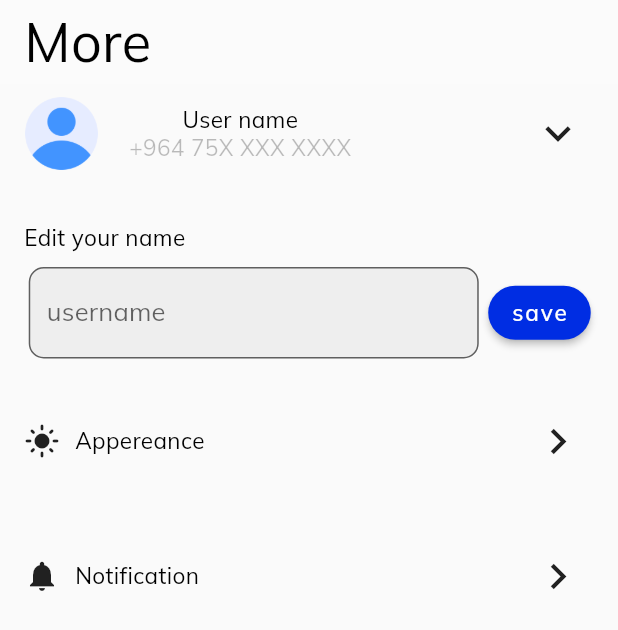
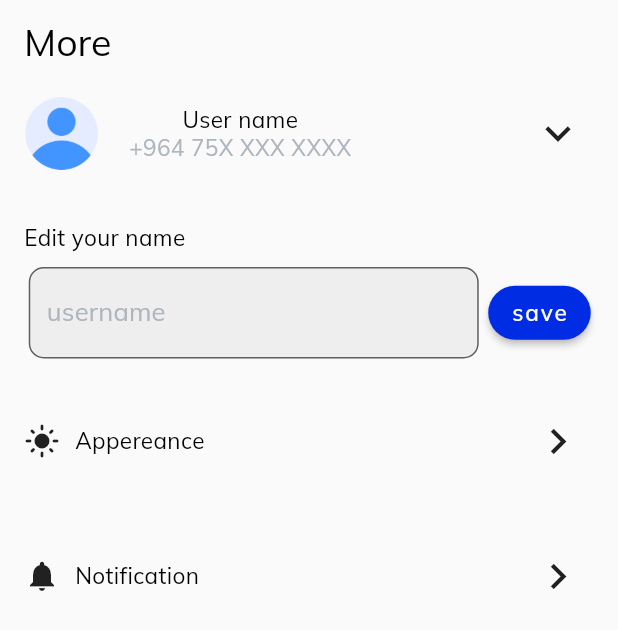
Before and after one commit to Yassin-H-Rassul/game-messenger-app, a Flutter app: the screen it shows after launch, after a tap on the "navigate next" icon, on a phone screen of 412 x 824 dp. Shown: the top 630 px of the screen. Run offline on Flutter 3.47's test engine with Material 2 defaults, Android fonts, the phone set to English and light mode, and no system bars; our stand-ins replace firebase_auth, firebase_core, google_fonts, intl_phone_number_input, pin_code_fields, shared_preferences; accounts and stored records are empty.

Commit message:
refactor some of moreScreen.dart

```diff
--- a/game_messenger_app/lib/screens/more_screen/moreScreen.dart
+++ b/game_messenger_app/lib/screens/more_screen/moreScreen.dart
@@ -1,164 +1,137 @@
 import 'package:flutter/material.dart';
 import 'package:game_messenger_app/constants.dart';
+import 'package:game_messenger_app/screens/more_screen/widgets/more_screen_app_bar.dart';
 import 'package:game_messenger_app/services/shared_preferences/shared_preferences_helper.dart';
 import 'package:provider/provider.dart';
-import 'package:shared_preferences/shared_preferences.dart';
 
 class MoreScreen extends StatefulWidget {
-  MoreScreen({Key? key}) : super(key: key);
+  const MoreScreen({Key? key}) : super(key: key);
 
   @override
   _MoreScreenState createState() => _MoreScreenState();
 }
 
 class _MoreScreenState extends State<MoreScreen> {
-  bool user_expaned = false;
-  Icon expand_more = Icon(Icons.navigate_next);
-  bool notification_expaned = false;
-  Icon notification_more = Icon(Icons.navigate_next);
-  bool appe_expanded = false;
-  Icon appe_more = Icon(Icons.navigate_next);
-  String notification_val = "ON";
+  bool userExpaned = false;
+  Icon expandMore = const Icon(Icons.navigate_next);
+  bool notificationExpaned = false;
+  Icon notificationMore = const Icon(Icons.navigate_next);
+  bool appeExpanded = false;
+  Icon appeMore = const Icon(Icons.navigate_next);
+  String notificationVal = "ON";
   bool notefication = true;
   @override
   Widget build(BuildContext context) {
     return Scaffold(
-      appBar: AppBar(
-        elevation: 0,
-        title: Text(
-          "More",
-          style: Theme.of(context).textTheme.headline4,
-        ),
-        //removing back arrow button
-        automaticallyImplyLeading: false,
-        //backgroundColor: const Color(0xFFFFFFFF),
-        backgroundColor: Colors.white10,
-      ),
+      appBar: const MoreScreenAppBar(),
       body: SingleChildScrollView(
         child: Column(
           children: [
             Padding(
               padding:
                   const EdgeInsets.only(top: 8, bottom: 8, left: 16, right: 15),
-              child: Container(
+              child: SizedBox(
                 height: MediaQuery.of(context).size.height * 0.7,
                 child: ListView(
                   children: [
-                    Row(
+                    buildImgAndUserNameMethod(),
+                    const SizedBox(
+                      height: 35,
+                    ),
+                    buildEditYourNameOption(),
+                    const SizedBox(
+                      height: 10,
+                    ),
+                    buildEditYourNameField(),
+                    const SizedBox(
+                      height: 30,
+                    ),
+                    buildAppereanceOption(),
+                    const SizedBox(
+                      height: 10,
+                    ),
+                    buildLightAndDarkModeButtons(context),
+                    const SizedBox(
+                      height: 30,
+                    ),
+                    buildNotificationOption(),
+                    buildNotificationSwitch()
+                  ],
+                ),
+              ),
+            ),
+          ],
+        ),
+      ),
+    );
+  }
+// 3:17 in the morning, didn't know how to work with extract widgets that have parameters so i just used extract method
+  Visibility buildEditYourNameOption() {
+    return Visibility(
+                    visible: userExpaned,
+                    child: const Text("Edit your name"),
+                  );
+  }
+
+  Visibility buildNotificationSwitch() {
+    return Visibility(
+      visible: notificationExpaned,
+      child: Row(
+        mainAxisAlignment: MainAxisAlignment.center,
+        children: [
+          Text(notificationVal),
+          Switch.adaptive(
+            value: notefication,
+            onChanged: (val) {
+              setState(() {
+                notefication = val;
+                if (notefication == false) {
+                  notificationVal = "OFF";
+                } else {
+                  notificationVal = "ON";
+                }
+              });
+            },
+          ),
+        ],
+      ),
+    );
+  }
+
+  Row buildNotificationOption() {
+    return Row(
       mainAxisAlignment: MainAxisAlignment.spaceBetween,
       children: [
         Row(
-                          children: [
-                            Image.asset(
-                              //get user image
-                              'assets/images/user.png',
-                              width: 50,
-                              height: 50,
+          children: const [
+            Icon(Icons.notifications),
+            SizedBox(
+              width: 10,
             ),
-                            const SizedBox(
-                              width: 20,
-                            ),
-                            Column(
-                              children: [
-                                Text("User name"),
-                                Text(
-                                  "+964 75X XXX XXXX",
-                                  style: TextStyle(color: Colors.black26),
-                                )
-                              ],
-                            ),
+            Text("Notification"),
           ],
         ),
         IconButton(
             onPressed: () {
               setState(() {
-                                if (user_expaned == false) {
-                                  expand_more = const Icon(Icons.expand_more);
-                                  user_expaned = true;
+                if (notificationExpaned == false) {
+                  notificationMore = const Icon(Icons.expand_more);
+                  notificationExpaned = true;
                 } else {
-                                  expand_more = const Icon(Icons.navigate_next);
-                                  user_expaned = false;
+                  notificationMore = const Icon(Icons.navigate_next);
+                  notificationExpaned = false;
                 }
               });
             },
             iconSize: 34,
-                            icon: expand_more),
+            icon: notificationMore),
       ],
-                    ),
-                    const SizedBox(
-                      height: 35,
-                    ),
-                    Visibility(
-                      visible: user_expaned,
-                      child: const Text("Edit your name"),
-                    ),
-                    const SizedBox(
-                      height: 10,
-                    ),
-                    Visibility(
-                      visible: user_expaned,
-                      child: Row(
-                        mainAxisAlignment: MainAxisAlignment.spaceAround,
-                        children: [
-                          Container(
-                            width: 300,
-                            child: TextField(
-                              decoration: InputDecoration(
-                                label: Text("username"),
-                                border: OutlineInputBorder(
-                                    borderSide: BorderSide(
-                                      width: 0,
-                                      color: Colors.grey.shade100,
-                                    ),
-                                    borderRadius: BorderRadius.circular(10)),
-                                fillColor: Colors.grey[200],
-                                filled: true,
-                              ),
-                            ),
-                          ),
-                          ElevatedButton(
-                              onPressed: () {}, child: const Text("save"))
-                        ],
-                      ),
-                    ),
-                    SizedBox(
-                      height: 30,
-                    ),
-                    Container(
-                      child: Row(
-                        mainAxisAlignment: MainAxisAlignment.spaceBetween,
-                        children: [
-                          Row(
-                            children: const [
-                              Icon(Icons.light_mode),
-                              SizedBox(
-                                width: 10,
-                              ),
-                              Text("Appereance"),
-                            ],
-                          ),
-                          IconButton(
-                              onPressed: () {
-                                setState(() {
-                                  if (appe_expanded == false) {
-                                    appe_more = const Icon(Icons.expand_more);
-                                    appe_expanded = true;
-                                  } else {
-                                    appe_more = const Icon(Icons.navigate_next);
-                                    appe_expanded = false;
+    );
   }
-                                });
-                              },
-                              iconSize: 34,
-                              icon: appe_more),
-                        ],
-                      ),
-                    ),
-                    SizedBox(
-                      height: 10,
-                    ),
-                    Visibility(
-                        visible: appe_expanded,
+
+  Visibility buildLightAndDarkModeButtons(BuildContext context) {
+    return Visibility(
+        visible: appeExpanded,
         child: Row(
           mainAxisAlignment: MainAxisAlignment.center,
           children: [
@@ -167,12 +140,10 @@ class _MoreScreenState extends State<MoreScreen> {
               height: 50,
               child: TextButton(
                 style: ButtonStyle(
-                                  backgroundColor: MaterialStateProperty.all(
-                                      Colors.grey[200]),
+                  backgroundColor: MaterialStateProperty.all(Colors.grey[200]),
                 ),
                 onPressed: () async {
-                                  Provider.of<SharedPreferencesHelper>(context,
-                                          listen: false)
+                  Provider.of<SharedPreferencesHelper>(context, listen: false)
                       .setTheme("light");
                   setState(() {});
                 },
@@ -202,12 +173,10 @@ class _MoreScreenState extends State<MoreScreen> {
               height: 50,
               child: TextButton(
                 style: ButtonStyle(
-                                  backgroundColor:
-                                      MaterialStateProperty.all(Colors.black87),
+                  backgroundColor: MaterialStateProperty.all(Colors.black87),
                 ),
                 onPressed: () async {
-                                  Provider.of<SharedPreferencesHelper>(context,
-                                          listen: false)
+                  Provider.of<SharedPreferencesHelper>(context, listen: false)
                       .setTheme("dark");
                   setState(() {});
                 },
@@ -230,71 +199,112 @@ class _MoreScreenState extends State<MoreScreen> {
               ),
             )
           ],
-                        )),
-                    SizedBox(
-                      height: 30,
-                    ),
-                    Container(
-                      child: Row(
+        ));
+  }
+
+  Row buildAppereanceOption() {
+    return Row(
       mainAxisAlignment: MainAxisAlignment.spaceBetween,
       children: [
         Row(
           children: const [
-                              Icon(Icons.notifications),
+            Icon(Icons.light_mode),
             SizedBox(
               width: 10,
             ),
-                              Text("Notification"),
+            Text("Appereance"),
           ],
         ),
         IconButton(
             onPressed: () {
               setState(() {
-                                  if (notification_expaned == false) {
-                                    notification_more =
-                                        const Icon(Icons.expand_more);
-                                    notification_expaned = true;
+                if (appeExpanded == false) {
+                  appeMore = const Icon(Icons.expand_more);
+                  appeExpanded = true;
                 } else {
-                                    notification_more =
-                                        const Icon(Icons.navigate_next);
-                                    notification_expaned = false;
+                  appeMore = const Icon(Icons.navigate_next);
+                  appeExpanded = false;
                 }
               });
             },
             iconSize: 34,
-                              icon: notification_more),
+            icon: appeMore),
+      ],
+    );
+  }
+
+  Visibility buildEditYourNameField() {
+    return Visibility(
+      visible: userExpaned,
+      child: Row(
+        mainAxisAlignment: MainAxisAlignment.spaceAround,
+        children: [
+          SizedBox(
+            width: 300,
+            child: TextField(
+              decoration: InputDecoration(
+                label: const Text(
+                  "username",
+                  style: TextStyle(color: theGrey),
+                ),
+                border: OutlineInputBorder(
+                    borderSide: BorderSide(
+                      width: 0,
+                      color: Colors.grey.shade100,
+                    ),
+                    borderRadius: BorderRadius.circular(10)),
+                fillColor: Colors.grey[200],
+                filled: true,
+              ),
+            ),
+          ),
+          ElevatedButton(onPressed: () {}, child: const Text("save"))
         ],
       ),
+    );
+  }
+
+  Row buildImgAndUserNameMethod() {
+    return Row(
+      mainAxisAlignment: MainAxisAlignment.spaceBetween,
+      children: [
+        Row(
+          children: [
+            Image.asset(
+              //get user image
+              'assets/images/user.png',
+              width: 50,
+              height: 50,
             ),
-                    Visibility(
-                      visible: notification_expaned,
-                      child: Row(
-                        mainAxisAlignment: MainAxisAlignment.center,
-                        children: [
-                          Text(notification_val),
-                          Switch.adaptive(
-                            value: notefication,
-                            onChanged: (val) {
+            const SizedBox(
+              width: 20,
+            ),
+            Column(
+              children: const [
+                Text("User name"),
+                Text(
+                  "+964 75X XXX XXXX",
+                  style: TextStyle(color: theGrey),
+                )
+              ],
+            ),
+          ],
+        ),
+        IconButton(
+            onPressed: () {
               setState(() {
-                                notefication = val;
-                                if (notefication == false) {
-                                  notification_val = "OFF";
+                if (userExpaned == false) {
+                  expandMore = const Icon(Icons.expand_more);
+                  userExpaned = true;
                 } else {
-                                  notification_val = "ON";
+                  expandMore = const Icon(Icons.navigate_next);
+                  userExpaned = false;
                 }
               });
             },
-                          ),
+            iconSize: 34,
+            icon: expandMore),
       ],
-                      ),
-                    )
-                  ],
-                ),
-              ),
-            ),
-          ],
-        ),
-      ),
     );
   }
 }
--- /dev/null
+++ b/game_messenger_app/lib/screens/more_screen/widgets/more_screen_app_bar.dart
@@ -0,0 +1,27 @@
+import 'package:flutter/material.dart';
+
+class MoreScreenAppBar extends StatelessWidget   implements PreferredSizeWidget {
+  const MoreScreenAppBar({
+    Key? key,
+  }) : super(key: key);
+
+  @override
+  Widget build(BuildContext context) {
+    return AppBar(
+      elevation: 0,
+      title: Text(
+        "More",
+        style: Theme.of(context).textTheme.headline5,
+      ),
+      //removing back arrow button
+      automaticallyImplyLeading: false,
+
+      backgroundColor: Theme.of(context).scaffoldBackgroundColor,
+    );
+  }
+
+  @override
+  Size get preferredSize => const Size.fromHeight(kToolbarHeight);
+
+
+}
```
Lines whose indentation alone changed are shown as unchanged.
